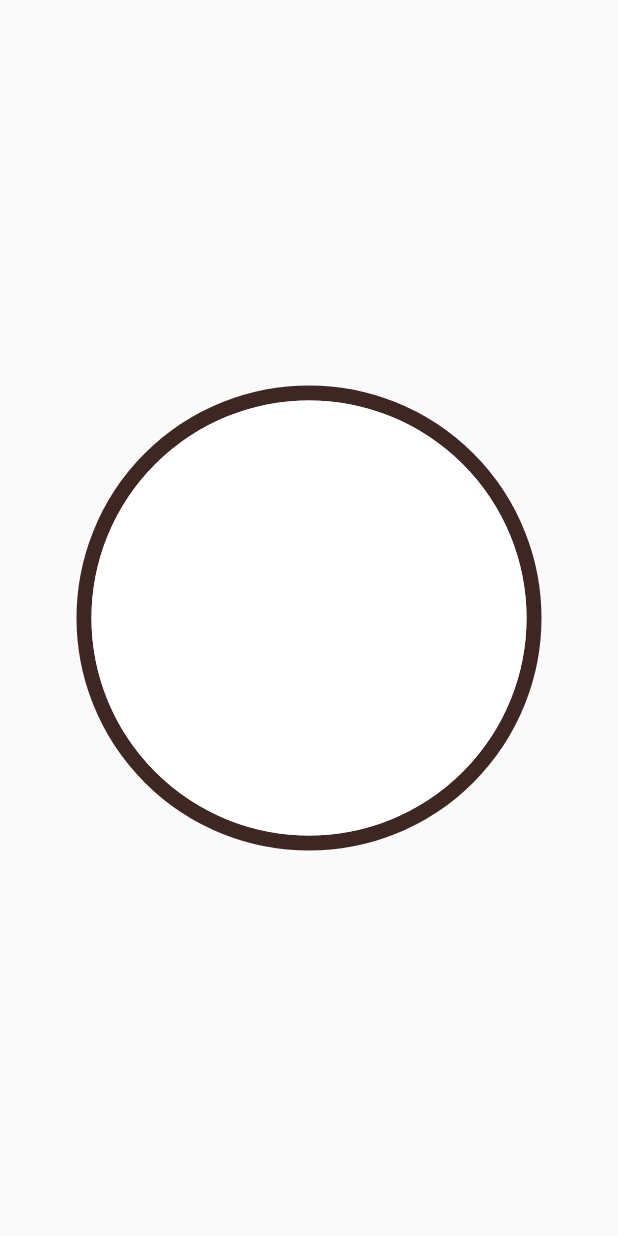
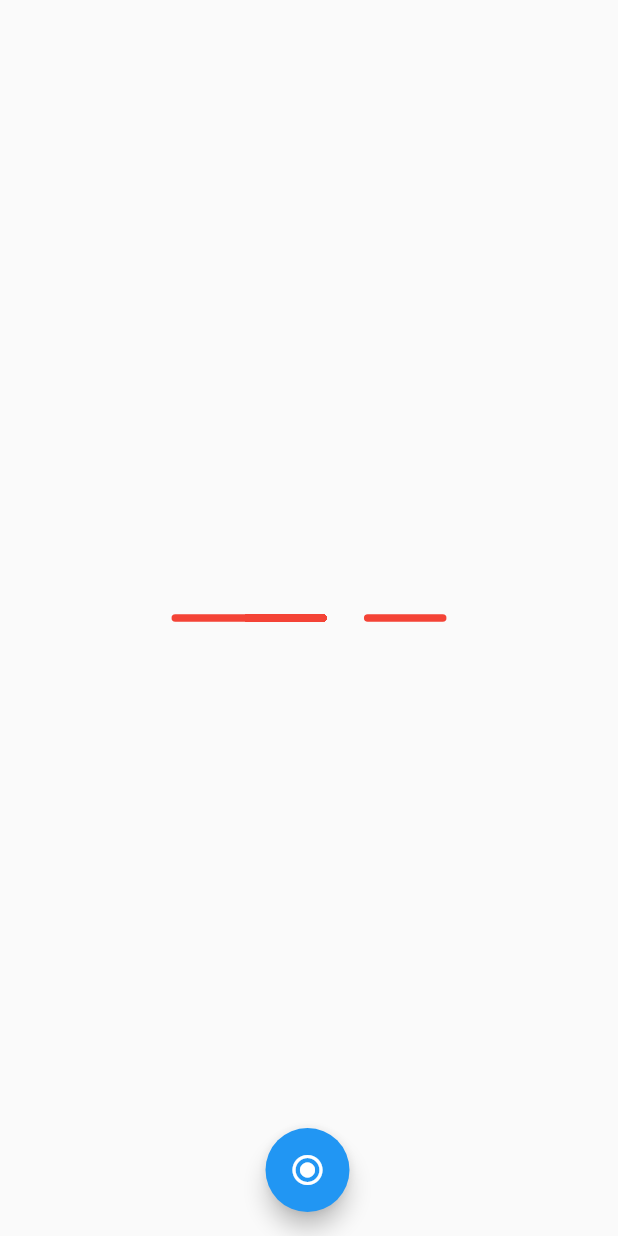
Before and after one commit to maheshmnj/flutter-generative, a Flutter app: the RaysAnimator screen opened directly, on a phone screen of 412 x 824 dp. Run offline on Flutter 3.47's test engine with Material 2 defaults, Android fonts, the phone set to English and light mode, and no system bars.

Commit message:
fix line size changing while translate

```diff
--- a/lib/sunshine.dart
+++ b/lib/sunshine.dart
@@ -26,20 +26,41 @@ class RaysAnimator extends StatefulWidget {
 }
 
 class RaysAnimatorState extends State<RaysAnimator> {
-  int raysCount = 50;
+  int raysCount = 1;
+  void _incrementCounter() {
+    setState(() {
+      raysCount++;
+    });
+  }
+
+  int counter = 0;
   @override
   Widget build(BuildContext context) {
-    final int numberOfAngles = 50;
-    return Stack(
+    return Scaffold(
+      body: Stack(
         children: [
           Align(
             alignment: Alignment.center,
             child: RayBuilder(
-            numberOfAngles: numberOfAngles, //angleDifference,
+              numberOfAngles: raysCount, //angleDifference,
             ),
           ),
-        Circle(),
+          // Circle(),
         ],
+      ),
+      floatingActionButton: Row(
+        mainAxisAlignment: MainAxisAlignment.center,
+        children: [
+          SizedBox(
+            width: 30,
+          ),
+          FloatingActionButton(
+              key: Key('increment'),
+              onPressed: _incrementCounter,
+              tooltip: 'ball Animation',
+              child: Icon(Icons.radio_button_checked)),
+        ],
+      ),
     );
   }
 }
@@ -72,18 +93,18 @@ class _RayBuilderState extends State<RayBuilder>
   void initState() {
     // TODO: implement initState
     super.initState();
+    // noOfLines = widget.numberOfAngles;
     _animationController = AnimationController(
-        value: 0.0, vsync: this, duration: Duration(seconds: 4));
+        value: 0.0, vsync: this, duration: Duration(seconds: 10));
     _animation =
         CurvedAnimation(parent: _animationController, curve: Curves.linear);
-    _animationController.addStatusListener((status) {
-      if (status == AnimationStatus.completed) {
-        _animationController.reset();
-        _animationController.forward();
-      }
-    });
-
-    _animationController.forward();
+    // _animationController.addStatusListener((status) {
+    //   if (status == AnimationStatus.completed) {
+    //     _animationController.reset();
+    //     _animationController.forward();
+    //   }
+    // });
+    _animationController.repeat();
   }
 
   @override
@@ -95,21 +116,30 @@ class _RayBuilderState extends State<RayBuilder>
 
   int nextInteger(int min, int max) => min + math.Random().nextInt(max - min);
 
+  /// angle between rays
+  // double angle() {
+  //   final a = (math.pi / 180) * (360 / noOfLines);
+  //   print(a);
+  //   return a;
+  // }
+
   @override
   Widget build(BuildContext context) {
     // final color = lineColors[nextInteger(0, lineColors.length)];
+    int noOfLines = 2;
     return AnimatedBuilder(
         animation: _animation,
         builder: (BuildContext context, Widget child) {
           return Stack(
             children: [
-              for (int i = 0; i < 10; i++)
+              // for (int i = 0; i < noOfLines; i++)
               CustomPaint(
+                child: Container(),
                 painter: Raypainter(
-                      angle: i * math.pi / 4,
-                      color: lineColors[i % lineColors.length],
+                    angleX: 360 / noOfLines,
+                    color: lineColors[5 % lineColors.length],
                     radius: 100,
-                      animationSpeed: _animationController.value),
+                    animation: _animationController.value),
               ),
             ],
           );
@@ -118,45 +148,82 @@ class _RayBuilderState extends State<RayBuilder>
 }
 
 class Raypainter extends CustomPainter {
-  final double animationSpeed;
-  final double angle;
+  final double animation;
+  final double angleX;
   final double radius;
   final int lineLength;
   final Color color;
 
   Raypainter({
-    this.animationSpeed,
-    this.angle,
+    this.animation,
+    this.angleX,
     this.color = Colors.red,
     this.radius = 200,
     this.lineLength = 50,
   });
 
+  /// new max and new min
+  double newValue(double value, double max, double min) {
+    double newRange = max - min;
+    double oldRange = 1.0 - 0.0;
+    double transformedValue = (((value - 0.0) * newRange) / oldRange) + min;
+    print(transformedValue);
+    return transformedValue;
+  }
+
+  double toRadian(double angle) => angle * math.pi * 180;
+
   @override
   void paint(Canvas canvas, Size size) {
     // TODO: implement paint
     Paint linePaint = Paint()..strokeCap = StrokeCap.round;
+    linePaint..strokeWidth = 5;
+    linePaint.color = Colors.red;
     double centerX = size.width / 2.0;
     double centerY = size.height / 2.0;
-    double innerRadius = radius;
-    linePaint..strokeWidth = 5;
-    linePaint.color = color;
-    // for (int i = 0; i < numberOfAngles; i++) {
-    //   double angle = i * (2 * math.pi / numberOfAngles);
-    //   double x = centerX + innerRadius * math.cos(angle);
-    //   double y = centerY + innerRadius * math.sin(angle);
-    //   linePaint.color = lineColors[i % lineColors.length];
-    //   canvas.drawLine(Offset(centerX, centerY), Offset(x, y), linePaint);
+    final double noOflines = 360 / angleX;
+    for (int i = 0; i < noOflines; i++) {
+      double angle = angleX.toRadian() * i;
+      final double animationX = animation * (centerX);
+      final double animationY = animation * (centerY);
+      double x1 = animationX * math.cos(angle);
+      double y1 = animationY * math.sin(angle);
+      double x2 = (animationX + lineLength) * math.cos(angle);
+      double y2 = (animationY + lineLength) * math.sin(angle);
+      Offset p1 = Offset(centerX + x1, y1 + centerY);
+      Offset p2 = Offset(centerX + x2, y2 + centerY);
+      canvas.drawLine(p1, p2, linePaint);
+      // TODO: add a line with a random gap
+      while (loop < 20) {
+        drawLine(p1, p2, angle, canvas, size, linePaint);
+        loop++;
+      }
+    }
+  }
+
+  int loop = 0;
+  void drawLine(Offset p1, Offset p2, double angle, Canvas canvas, Size size,
+      Paint paint) {
+    double radiusX = size.width / 2.0;
+    double radiusY = size.height / 2.0;
+    Paint linePaint = paint;
+    final double gap = 30.0 + lineLength;
+    final angleX = angle * 180 / math.pi;
+    double px1 = (p1.dx - gap) * math.cos(angleX);
+    double px2 = (p2.dx - gap) * math.cos(angleX);
+    double py1 = (p1.dy - gap) * math.sin(angleX);
+    double py2 = (p2.dy - gap) * math.sin(angleX);
+    Offset p3 = Offset(px1, radiusY + py1);
+    Offset p4 = Offset(px2, radiusY + py2);
+    canvas.drawLine(p3, p4, linePaint);
+    // while (loop < 20) {
+    //   loop += 1;
+    //   loop.isEven
+    //       ? linePaint.color = Colors.blue
+    //       : linePaint.color = Colors.red;
+    //   drawLine(Offset(p3.dx, p3.dy), Offset(p4.dx, p4.dy), angle, canvas, size,
+    //       linePaint);
     // }
-    double dx1 = animationSpeed * 10 * innerRadius * math.cos(angle);
-    double dy1 = animationSpeed * 10 * innerRadius * math.sin(angle);
-    double dx2 =
-        animationSpeed * 10 * (lineLength + innerRadius) * math.cos(angle);
-    double dy2 =
-        animationSpeed * 10 * (lineLength + innerRadius) * math.sin(angle);
-    Offset p1 = Offset(dx1, dy1);
-    Offset p2 = Offset(dx2, dy2);
-    canvas.drawLine(p1, p2, linePaint);
   }
 
   int nextInteger(int min, int max) => min + math.Random().nextInt(max - min);
@@ -201,3 +268,7 @@ class CirclePainter extends CustomPainter {
     return true;
   }
 }
+
+extension on double {
+  double toRadian() => this * math.pi / 180;
+}
```
Lines whose indentation alone changed are shown as unchanged.
